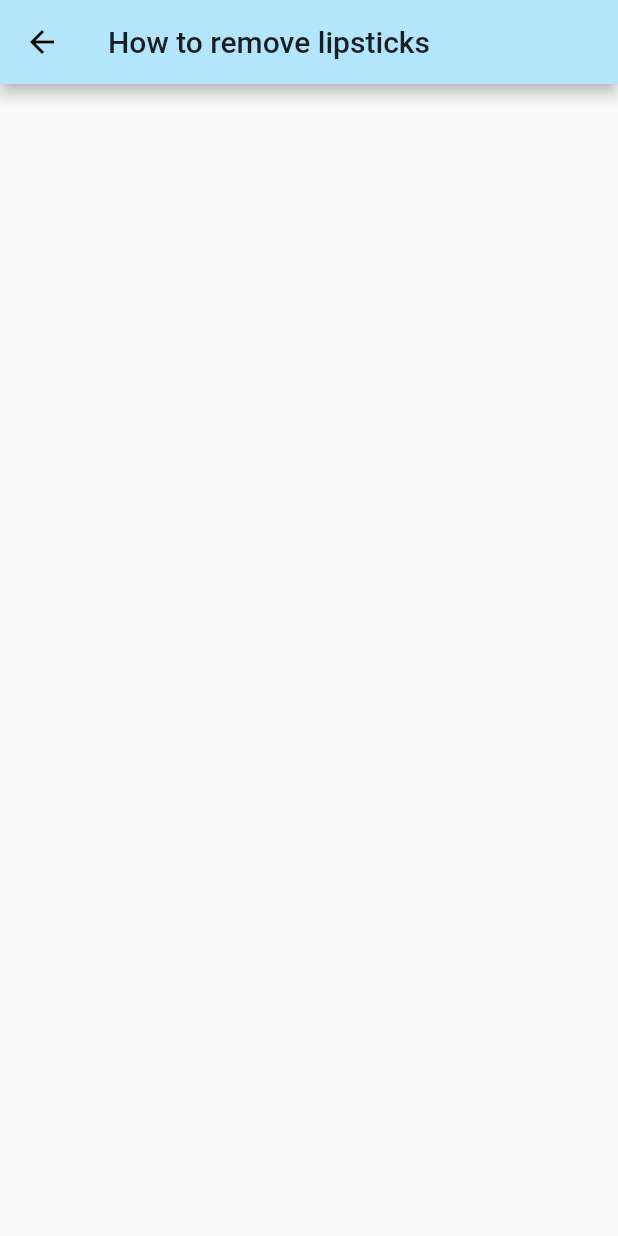
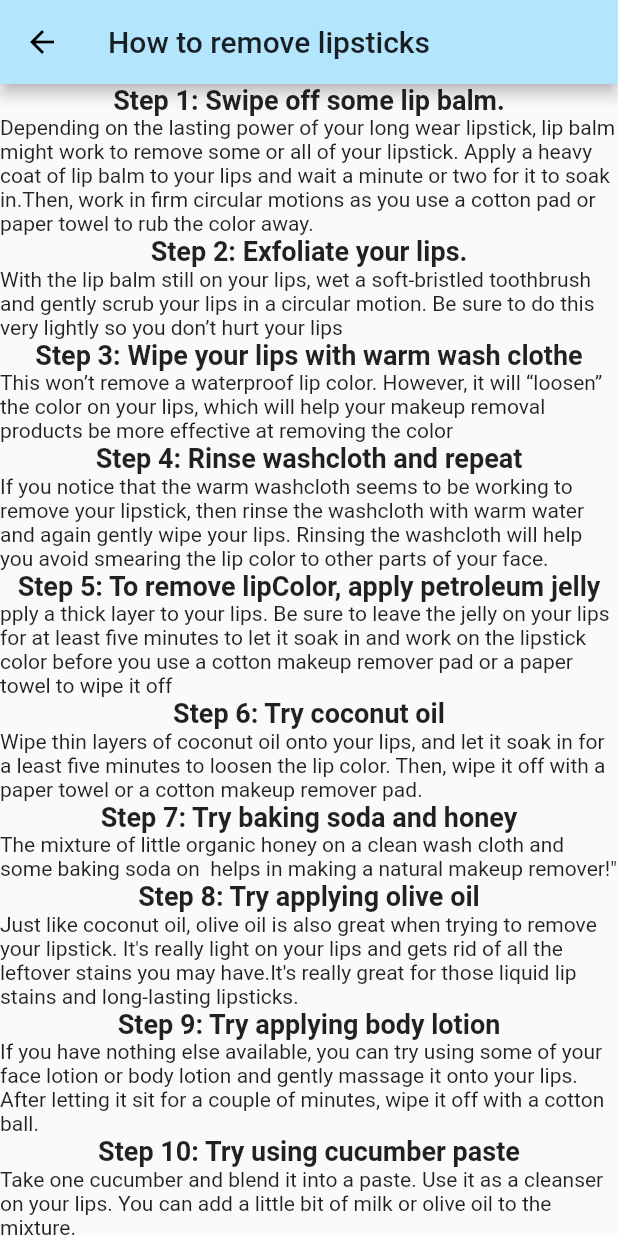
Before and after one commit to JosephineAkello/makeupBuddy, a Flutter app: the RemoveLipsticks screen opened directly, on a phone screen of 412 x 824 dp. Run offline on Flutter 3.47's test engine with Material 2 defaults, Android fonts, the phone set to English and light mode, and no system bars; missing offline and left inert: youtube_player.

Commit message:
add a list of steps

```diff
--- a/lib/morescreens/lipsticksremove.dart
+++ b/lib/morescreens/lipsticksremove.dart
@@ -1,12 +1,78 @@
 import 'package:flutter/material.dart';
 
-class RemoveLipsticks extends StatelessWidget{
-  Widget build(context){
+class RemoveLipsticks extends StatelessWidget {
+  Widget build(context) {
     return Scaffold(
       appBar: AppBar(
         title: Text('How to remove lipsticks'),
         backgroundColor: Colors.lightBlue[100],
       ),
+      body: SingleChildScrollView(
+        child: Column(children: [
+          Text(
+            'Step 1: Swipe off some lip balm.',
+            style: TextStyle(fontSize: 18.0, fontWeight: FontWeight.bold),
+          ),
+          Text(
+              'Depending on the lasting power of your long wear lipstick, lip balm might work to remove some or all of your lipstick. Apply a heavy coat of lip balm to your lips and wait a minute or two for it to soak in.'
+              'Then, work in firm circular motions as you use a cotton pad or paper towel to rub the color away.'),
+          Text(
+            'Step 2: Exfoliate your lips.',
+            style: TextStyle(fontSize: 18.0, fontWeight: FontWeight.bold),
+          ),
+          Text(
+              'With the lip balm still on your lips, wet a soft-bristled toothbrush and gently scrub your lips in a circular motion. Be sure to do this very lightly so you don’t hurt your lips'),
+          Text(
+            'Step 3: Wipe your lips with warm wash clothe',
+            style: TextStyle(fontSize: 18.0, fontWeight: FontWeight.bold),
+          ),
+          Text(
+              'This won’t remove a waterproof lip color. However, it will “loosen” the color on your lips, which will help your makeup removal products be more effective at removing the color'),
+          Text(
+            'Step 4: Rinse washcloth and repeat',
+            style: TextStyle(fontSize: 18.0, fontWeight: FontWeight.bold),
+          ),
+          Text(
+              'If you notice that the warm washcloth seems to be working to remove your lipstick, then rinse the washcloth with warm water and again gently wipe your lips. Rinsing the washcloth will help you avoid smearing the lip color to other parts of your face.'),
+          Text(
+            'Step 5: To remove lipColor, apply petroleum jelly',
+            style: TextStyle(fontSize: 18.0, fontWeight: FontWeight.bold),
+          ),
+          Text(
+              'pply a thick layer to your lips. Be sure to leave the jelly on your lips for at least five minutes to let it soak in and work on the lipstick color before you use a cotton makeup remover pad or a paper towel to wipe it off'),
+          Text(
+            'Step 6: Try coconut oil',
+            style: TextStyle(fontSize: 18.0, fontWeight: FontWeight.bold),
+          ),
+          Text(
+              'Wipe thin layers of coconut oil onto your lips, and let it soak in for a least five minutes to loosen the lip color. Then, wipe it off with a paper towel or a cotton makeup remover pad.'),
+          Text(
+            'Step 7: Try baking soda and honey',
+            style: TextStyle(fontSize: 18.0, fontWeight: FontWeight.bold),
+          ),
+          Text(
+              'The mixture of little organic honey on a clean wash cloth and some baking soda on  helps in making a natural makeup remover!"'),
+          Text(
+            'Step 8: Try applying olive oil',
+            style: TextStyle(fontSize: 18.0, fontWeight: FontWeight.bold),
+          ),
+          Text(
+              "Just like coconut oil, olive oil is also great when trying to remove your lipstick. It's really light on your lips and gets rid of all the leftover stains you may have."
+              "It's really great for those liquid lip stains and long-lasting lipsticks."),
+          Text(
+            'Step 9: Try applying body lotion',
+            style: TextStyle(fontSize: 18.0, fontWeight: FontWeight.bold),
+          ),
+          Text(
+              'If you have nothing else available, you can try using some of your face lotion or body lotion and gently massage it onto your lips. After letting it sit for a couple of minutes, wipe it off with a cotton ball.'),
+          Text(
+            'Step 10: Try using cucumber paste',
+            style: TextStyle(fontSize: 18.0, fontWeight: FontWeight.bold),
+          ),
+          Text(
+              'Take one cucumber and blend it into a paste. Use it as a cleanser on your lips. You can add a little bit of milk or olive oil to the mixture.'),
+        ]),
+      ),
     );
   }
 }
```
Lines whose indentation alone changed are shown as unchanged.
